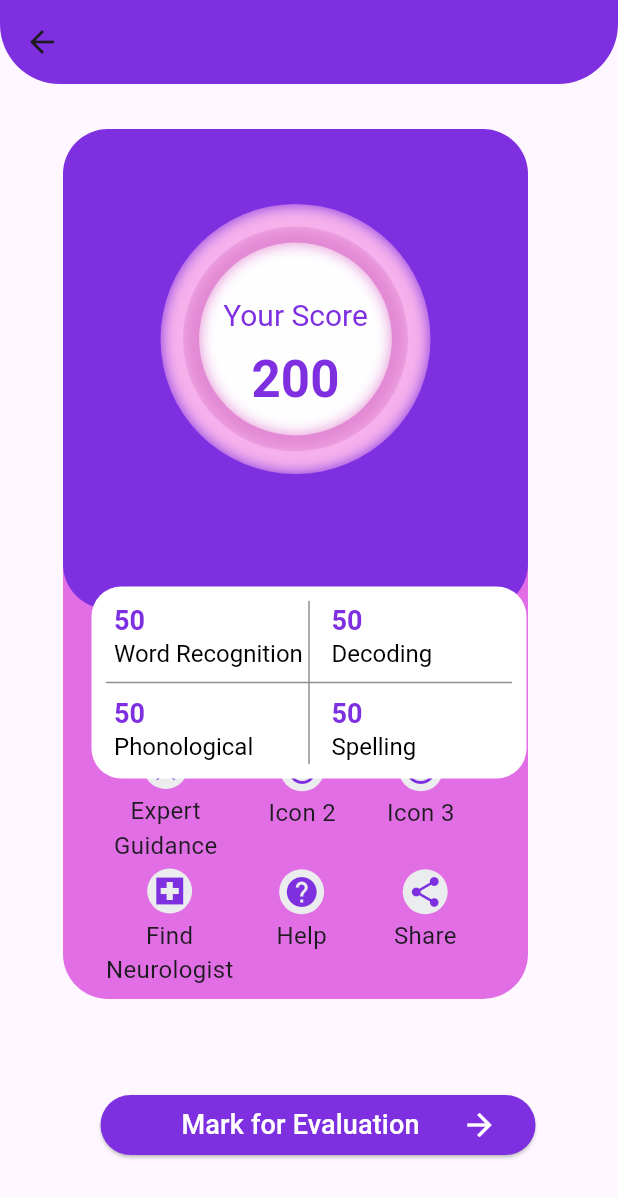
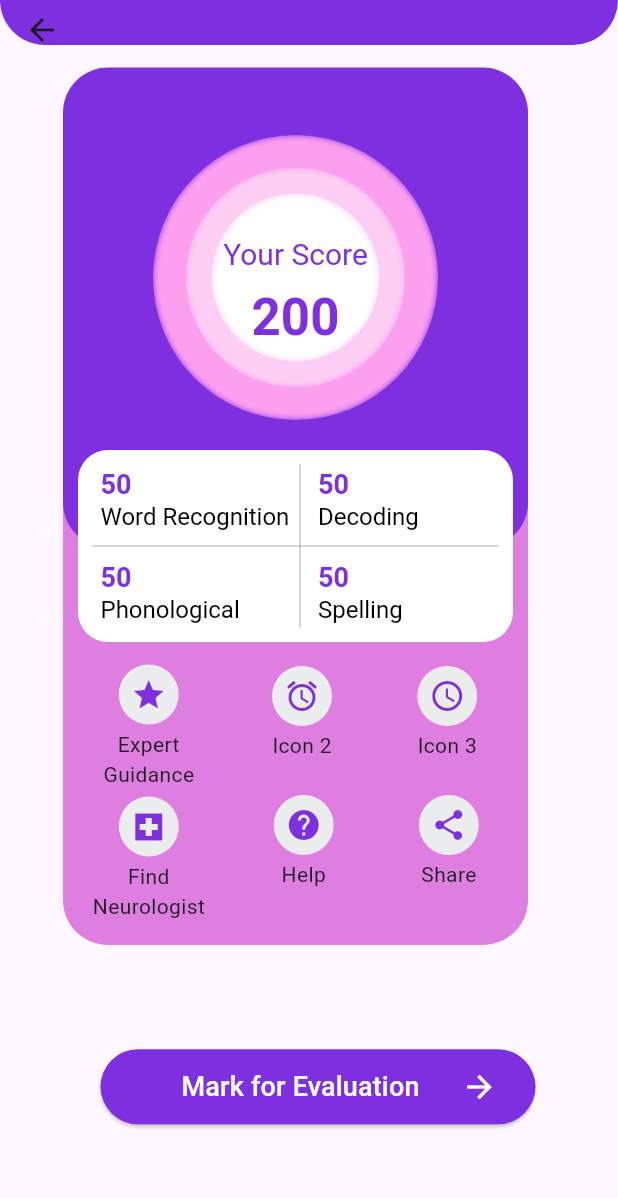
Before and after one commit to AdityaSuhane12/AKXAR_APP, a Flutter app: the ScorePage screen opened directly, on a phone screen of 412 x 824 dp. Shown: the top 1198 px of the screen. Run offline on Flutter 3.47's test engine with Material 3 defaults, Android fonts, the light colour scheme and no system bars; our stand-ins replace firebase_auth, firebase_core, firebase_database; accounts and stored records are empty.

Commit message:
9th change

```diff
--- a/lib/scorepage/scorePage.dart
+++ b/lib/scorepage/scorePage.dart
@@ -1,6 +1,5 @@
 import 'package:akxar_app/dailytaskpage/dailytaskpage.dart';
 import 'package:flutter/material.dart';
-import 'dart:ui' as ui;
 
 class ScorePage extends StatefulWidget {
   const ScorePage({super.key});
@@ -13,46 +12,50 @@ class _ScorePageState extends State<ScorePage> {
   @override
   Widget build(BuildContext context) {
     return Scaffold(
-      appBar: AppBar(
+      appBar: PreferredSize(
+        preferredSize: const Size.fromHeight(30.0), // Set the height here
+        child: AppBar(
+          automaticallyImplyLeading: true,
           backgroundColor: const Color(0xFF7E30E1),
           shape: const RoundedRectangleBorder(
             borderRadius: BorderRadius.only(
-            bottomLeft: Radius.circular(40),
-            bottomRight: Radius.circular(40),
+              bottomLeft: Radius.circular(30),
+              bottomRight: Radius.circular(30),
+            ),
           ),
         ),
        ),
       body: Padding(
-        padding: const EdgeInsetsDirectional.only(top: 30, start: 42),
+        padding: const EdgeInsetsDirectional.only(top: 15, start: 42),
         child: Stack(children: [
           Padding(
             padding: const EdgeInsets.only(top: 280),
             child: Container(
               width: 310,
-              height: 300,
+              height: 305,
               decoration: const BoxDecoration(
-                  color: Color(0xFFE26EE5),
+                  color: Color.fromARGB(255, 221, 126, 224),
                   borderRadius: BorderRadius.only(
                       bottomLeft: Radius.circular(30),
                       bottomRight: Radius.circular(30))),
               child: ListView(
-                padding: const EdgeInsets.only(top: 120.0, right: 15),
+                padding: const EdgeInsets.only(top: 110.0, right: 15),
                 children: const [
                   Row(
                     mainAxisAlignment: MainAxisAlignment.spaceEvenly,
                     children: [
                       Padding(
-                        padding: EdgeInsets.only(top: 10),
+                        padding: EdgeInsets.only(top: 8, right: 18 ,left:8),
                         child: CircleIcon(
                             icon: Icons.star, text: 'Expert\nGuidance'),
                       ),
                       Padding(
-                        padding: EdgeInsets.only(bottom: 10),
+                        padding: EdgeInsets.only(bottom: 10, right: 20 ,left:15),
                         child: CircleIcon(
                             icon: Icons.access_alarm, text: 'Icon 2'),
                       ),
                       Padding(
-                        padding: EdgeInsets.only(bottom: 10),
+                        padding: EdgeInsets.only(bottom: 10,left:18),
                         child:
                             CircleIcon(icon: Icons.access_time, text: 'Icon 3'),
                       ),
@@ -62,15 +65,18 @@ class _ScorePageState extends State<ScorePage> {
                   Row(
                     mainAxisAlignment: MainAxisAlignment.spaceEvenly,
                     children: [
-                      CircleIcon(
+                      Padding(
+                        padding: EdgeInsets.only(right: 18,left: 5),
+                        child: CircleIcon(
                             icon: Icons.local_hospital_sharp,
                             text: 'Find\nNeurologist'),
+                      ),
                       Padding(
-                        padding: EdgeInsets.only(bottom: 22, right: 16),
+                        padding: EdgeInsets.only(bottom: 22, right: 32 ,left: 13),
                         child: CircleIcon(icon: Icons.help, text: 'Help'),
                       ),
                       Padding(
-                        padding: EdgeInsets.only(bottom: 22,right: 4),
+                        padding: EdgeInsets.only(bottom: 22, right: 3,left:10),
                         child: CircleIcon(
                             icon: Icons.share_rounded, text: 'Share'),
                       ),
@@ -92,9 +98,8 @@ class _ScorePageState extends State<ScorePage> {
               child: const SizedBox(),
             ),
           ),
-          Center(
-            child: Padding(
-              padding: const EdgeInsets.only(right: 42),
+           Padding(
+              padding: const EdgeInsets.only(right: 20, top: 255 ,left: 10),
               child: Container(
                 width: 290,
                 height: 128,
@@ -107,10 +112,9 @@ class _ScorePageState extends State<ScorePage> {
                 ),
               ),
             ),
-          ),
           Center(
             child: Padding(
-              padding: const EdgeInsets.only(top: 590, right: 30),
+              padding: const EdgeInsets.only(top: 580, right: 30),
               child: ElevatedButton(
                   onPressed: () {
                     Navigator.push(
@@ -120,7 +124,7 @@ class _ScorePageState extends State<ScorePage> {
                   },
                   style: ElevatedButton.styleFrom(
                       backgroundColor: const Color(0xFF7E30E1),
-                      fixedSize: const Size(290, 20)),
+                      fixedSize: const Size(290, 50)),
                   child: const Padding(
                     padding: EdgeInsets.only(left: 30),
                     child: Row(
@@ -151,32 +155,32 @@ class _ScorePageState extends State<ScorePage> {
 class ScorePainter extends CustomPainter {
   @override
   void paint(Canvas canvas, Size size) {
-    const double strokeWidth = 65.0;
+    const double strokeWidth = 60.0;
     final double radius = size.width / 2 - strokeWidth;
 
     // Draw the outer circle with glow effect
     final outerGlowPaint = Paint()
-      ..color = const Color.fromARGB(255, 246, 177, 236)
+      ..color = Color.fromARGB(255, 253, 159, 239)
       ..style = PaintingStyle.fill
-      ..maskFilter = const MaskFilter.blur(BlurStyle.inner, 5.0);
+      ..maskFilter = const MaskFilter.blur(BlurStyle.inner, 2.0);
     canvas.drawCircle(
         Offset(size.width / 2, (size.height / 2) - 20), radius, outerGlowPaint);
 
     // Draw the inner circle with glow effect
     final innerGlowPaint = Paint()
-      ..color = const Color.fromARGB(255, 226, 137, 211)
+      ..color = Color.fromARGB(255, 253, 206, 244)
       ..style = PaintingStyle.fill
-      ..maskFilter = const MaskFilter.blur(BlurStyle.inner, 5.0);
+      ..maskFilter = const MaskFilter.blur(BlurStyle.inner, 2.0);
     canvas.drawCircle(Offset(size.width / 2, (size.height / 2) - 20),
-        radius / 1.2, innerGlowPaint);
+        radius / 1.3, innerGlowPaint);
 
     // Draw the innermost circle with glow effect
     final innermostGlowPaint = Paint()
       ..color = const Color.fromARGB(255, 254, 254, 255)
       ..style = PaintingStyle.fill
-      ..maskFilter = const MaskFilter.blur(BlurStyle.inner, 5.0);
+      ..maskFilter = const MaskFilter.blur(BlurStyle.inner, 2.0);
     canvas.drawCircle(Offset(size.width / 2, (size.height / 2) - 20),
-        radius / 1.4, innermostGlowPaint);
+        radius / 1.7, innermostGlowPaint);
 
     // Draw the "Your Score" text
     const textStyle = TextStyle(
@@ -217,14 +221,14 @@ class DividerPainter extends CustomPainter {
   void paint(Canvas canvas, Size size) {
     final paint = Paint()
       ..color = const Color.fromARGB(249, 142, 139, 139)
-      ..strokeWidth = 1.0
+      ..strokeWidth = 0.5
       ..strokeCap = StrokeCap.round;
 
     // Draw vertical lines to divide the rectangle into four parts
     final double divisionWidth = (size.width / 2);
     canvas.drawLine(
-      Offset(divisionWidth, 10),
-      Offset(divisionWidth, size.height - 10),
+      Offset(divisionWidth + 3, 10),
+      Offset(divisionWidth + 3, size.height - 10),
       paint,
     );
 
@@ -333,11 +337,12 @@ class CircleIcon extends StatelessWidget {
     return Column(
       children: [
         Container(
-          width: 30,
-          height: 30,
+          width: 40,
+          height: 40,
           decoration: const BoxDecoration(
             shape: BoxShape.circle,
-            color: Color.fromARGB(255, 235, 236, 237), // Change color as needed
+            color: Color.fromARGB(255, 235, 236, 237),
+            // Change color as needed
           ),
           child: Icon(
             icon,
@@ -347,7 +352,7 @@ class CircleIcon extends StatelessWidget {
         const Padding(padding: EdgeInsets.only(top: 3)),
         Text(
           text,
-          style: const TextStyle(fontSize: 16),
+          style: const TextStyle(fontSize: 14),
           textAlign: TextAlign.center,
         ),
       ],
```
Also changed, not shown: lib/Test_page/decodingtest.dart (+11 -8 lines), lib/Test_page/phonologicaltest.dart (+11 -8 lines), lib/Test_page/spelling.dart (+11 -8 lines), lib/Test_page/test_page.dart (+11 -8 lines), lib/Test_page/wordtest.dart (+11 -8 lines), lib/backgroundpage/background.dart (+12 -9 lines), lib/backgroundpage/temp1background.dart (+11 -8 lines), lib/dailytaskpage/dailytaskpage.dart (+13 -1 lines), lib/intialpage/intial_page.dart (+11 -7 lines), lib/profiledescription/profile_description.dart (+11 -7 lines). Lines whose indentation alone changed are shown as unchanged.
